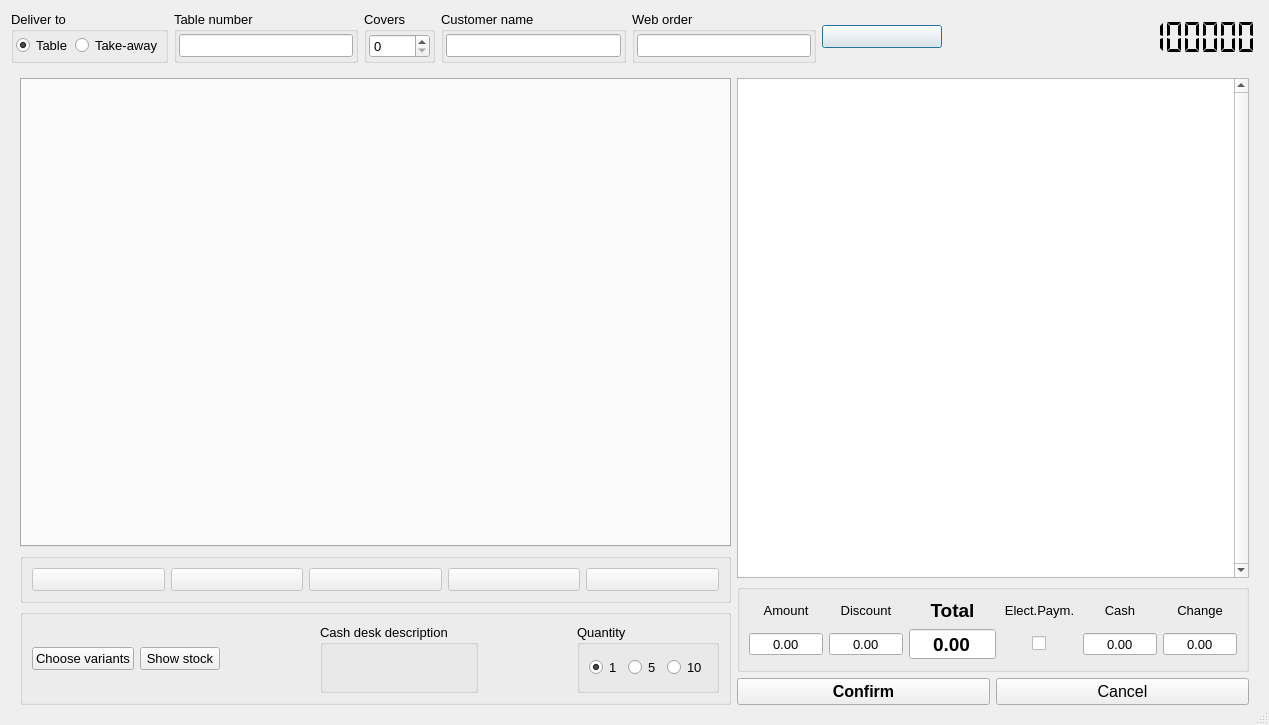
Above: App/Ui/OrderDialog2.ui from paolodestefani/pySagra3 before the change. Below: the same form after it.
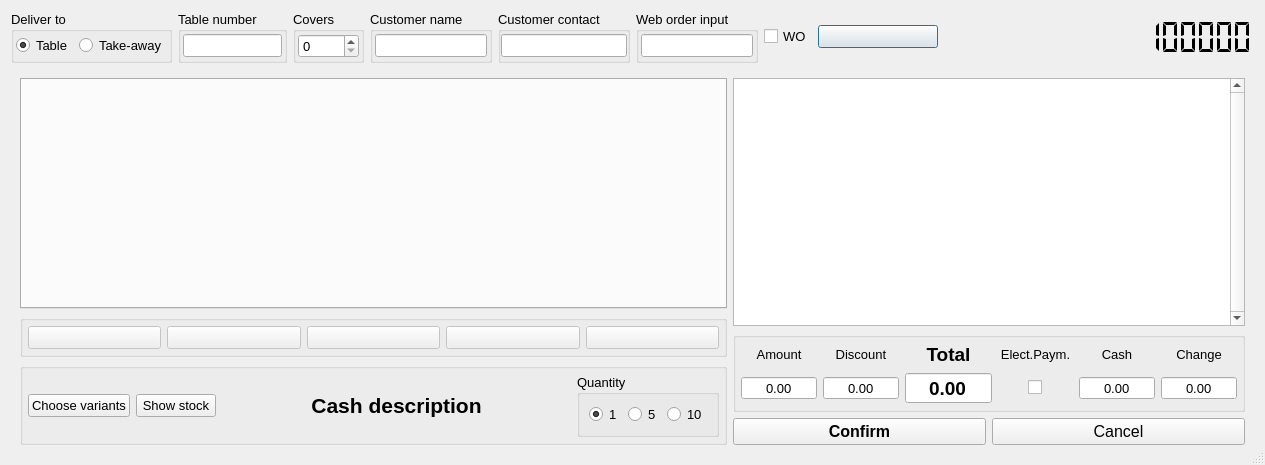
That is the form after the change.

Patch:
```diff
--- a/App/Ui/OrderDialog2.ui
+++ b/App/Ui/OrderDialog2.ui
@@ -10,8 +10,8 @@
    <rect>
     <x>0</x>
     <y>0</y>
-    <width>1269</width>
-    <height>725</height>
+    <width>1194</width>
+    <height>465</height>
    </rect>
   </property>
   <property name="font">
@@ -25,9 +25,7 @@
   <property name="sizeGripEnabled">
    <bool>true</bool>
   </property>
-  <layout class="QVBoxLayout" name="verticalLayout_17">
-   <item>
-    <layout class="QVBoxLayout" name="verticalLayout_16">
+  <layout class="QVBoxLayout" name="verticalLayout_14">
      <item>
       <layout class="QHBoxLayout" name="horizontalLayout_4">
        <item>
@@ -36,9 +34,6 @@
           <string>Deliver to</string>
          </property>
          <layout class="QVBoxLayout" name="verticalLayout_6">
-          <property name="spacing">
-           <number>2</number>
-          </property>
           <property name="leftMargin">
            <number>2</number>
           </property>
@@ -81,9 +76,6 @@
           <string>Table number</string>
          </property>
          <layout class="QVBoxLayout" name="verticalLayout_8">
-          <property name="spacing">
-           <number>2</number>
-          </property>
           <property name="leftMargin">
            <number>2</number>
           </property>
@@ -112,9 +104,6 @@
           <string>Covers</string>
          </property>
          <layout class="QVBoxLayout" name="verticalLayout_9">
-          <property name="spacing">
-           <number>2</number>
-          </property>
           <property name="leftMargin">
            <number>2</number>
           </property>
@@ -146,9 +135,6 @@
           <string>Customer name</string>
          </property>
          <layout class="QVBoxLayout" name="verticalLayout_10">
-          <property name="spacing">
-           <number>2</number>
-          </property>
           <property name="leftMargin">
            <number>2</number>
           </property>
@@ -170,12 +156,33 @@
        <item>
         <widget class="QGroupBox" name="groupBox_10">
          <property name="title">
-          <string>Web order</string>
+        <string>Customer contact</string>
+       </property>
+       <layout class="QVBoxLayout" name="verticalLayout_17">
+        <property name="leftMargin">
+         <number>0</number>
+        </property>
+        <property name="topMargin">
+         <number>0</number>
+        </property>
+        <property name="rightMargin">
+         <number>0</number>
+        </property>
+        <property name="bottomMargin">
+         <number>0</number>
+        </property>
+        <item>
+         <widget class="QLineEdit" name="lineEditCustomerContact"/>
+        </item>
+       </layout>
+      </widget>
+     </item>
+     <item>
+      <widget class="QGroupBox" name="groupBoxWebOrderInput">
+       <property name="title">
+        <string>Web order input</string>
          </property>
          <layout class="QVBoxLayout" name="verticalLayout_12">
-          <property name="spacing">
-           <number>2</number>
-          </property>
           <property name="leftMargin">
            <number>2</number>
           </property>
@@ -194,6 +201,22 @@
          </layout>
         </widget>
        </item>
+     <item>
+      <widget class="QCheckBox" name="checkBoxWebOrder">
+       <property name="enabled">
+        <bool>true</bool>
+       </property>
+       <property name="toolTip">
+        <string>Checked if this order was imported from an web order QRC or number</string>
+       </property>
+       <property name="layoutDirection">
+        <enum>Qt::LayoutDirection::LeftToRight</enum>
+       </property>
+       <property name="text">
+        <string>WO</string>
+       </property>
+      </widget>
+     </item>
        <item>
         <widget class="QPushButton" name="pushButtonTablesSwitch">
          <property name="sizePolicy">
@@ -261,8 +284,6 @@
         <number>0</number>
        </property>
        <widget class="QWidget" name="Order">
-        <layout class="QVBoxLayout" name="verticalLayout_14">
-         <item>
           <layout class="QHBoxLayout" name="horizontalLayout_7">
            <item>
             <layout class="QVBoxLayout" name="verticalLayout_13">
@@ -320,6 +341,18 @@
                   <string/>
                  </property>
                  <layout class="QVBoxLayout" name="verticalLayout_3">
+              <property name="leftMargin">
+               <number>5</number>
+              </property>
+              <property name="topMargin">
+               <number>5</number>
+              </property>
+              <property name="rightMargin">
+               <number>5</number>
+              </property>
+              <property name="bottomMargin">
+               <number>5</number>
+              </property>
                   <item>
                    <layout class="QHBoxLayout" name="horizontalLayout_5">
                     <item>
@@ -443,6 +476,18 @@
                   <string/>
                  </property>
                  <layout class="QVBoxLayout" name="verticalLayout_4">
+              <property name="leftMargin">
+               <number>5</number>
+              </property>
+              <property name="topMargin">
+               <number>5</number>
+              </property>
+              <property name="rightMargin">
+               <number>5</number>
+              </property>
+              <property name="bottomMargin">
+               <number>5</number>
+              </property>
                   <item>
                    <layout class="QHBoxLayout" name="horizontalLayout_3">
                     <item>
@@ -491,31 +536,10 @@
                      </spacer>
                     </item>
                     <item>
-                     <widget class="QGroupBox" name="groupBox_11">
-                      <property name="title">
-                       <string>Cash desk description</string>
-                      </property>
-                      <layout class="QVBoxLayout" name="verticalLayout_18">
-                       <item>
-                        <widget class="QPushButton" name="pushButtonCashDeskDescription">
-                         <property name="enabled">
-                          <bool>true</bool>
-                         </property>
-                         <property name="sizePolicy">
-                          <sizepolicy hsizetype="Minimum" vsizetype="Fixed">
-                           <horstretch>0</horstretch>
-                           <verstretch>2</verstretch>
-                          </sizepolicy>
-                         </property>
-                         <property name="minimumSize">
-                          <size>
-                           <width>0</width>
-                           <height>0</height>
-                          </size>
-                         </property>
+                 <widget class="QLabel" name="labelCashDeskDescription">
                          <property name="font">
                           <font>
-                           <pointsize>12</pointsize>
+                    <pointsize>16</pointsize>
                            <bold>true</bold>
                           </font>
                          </property>
@@ -523,20 +547,11 @@
                           <string>Click to change the cash desk description</string>
                          </property>
                          <property name="text">
-                          <string/>
-                         </property>
-                         <property name="iconSize">
-                          <size>
-                           <width>16</width>
-                           <height>16</height>
-                          </size>
-                         </property>
-                         <property name="flat">
-                          <bool>true</bool>
-                         </property>
-                        </widget>
-                       </item>
-                      </layout>
+                   <string>Cash description</string>
+                  </property>
+                  <property name="alignment">
+                   <set>Qt::AlignmentFlag::AlignCenter</set>
+                  </property>
                      </widget>
                     </item>
                     <item>
@@ -672,6 +687,18 @@
                   <string/>
                  </property>
                  <layout class="QVBoxLayout" name="verticalLayout_2">
+              <property name="leftMargin">
+               <number>5</number>
+              </property>
+              <property name="topMargin">
+               <number>5</number>
+              </property>
+              <property name="rightMargin">
+               <number>5</number>
+              </property>
+              <property name="bottomMargin">
+               <number>5</number>
+              </property>
                   <item>
                    <layout class="QGridLayout" name="gridLayout" columnstretch="0,0,0,0,0,0">
                     <item row="0" column="5">
@@ -971,8 +998,6 @@
             </layout>
            </item>
           </layout>
-         </item>
-        </layout>
        </widget>
        <widget class="QWidget" name="Tables">
         <layout class="QVBoxLayout" name="verticalLayout_15">
@@ -1020,8 +1045,6 @@
         </layout>
        </widget>
       </widget>
-     </item>
-    </layout>
    </item>
   </layout>
  </widget>
```
Left out of the diff: 17 changed lines with no effect on the pictures. Lines whose indentation alone changed are shown as unchanged.
